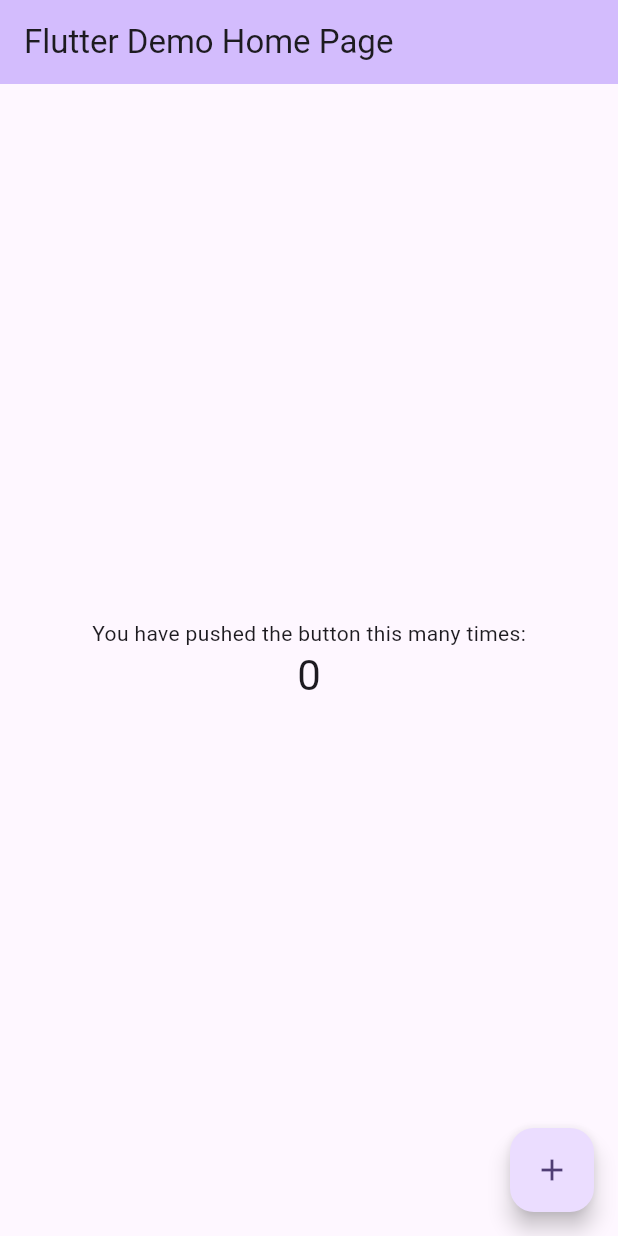
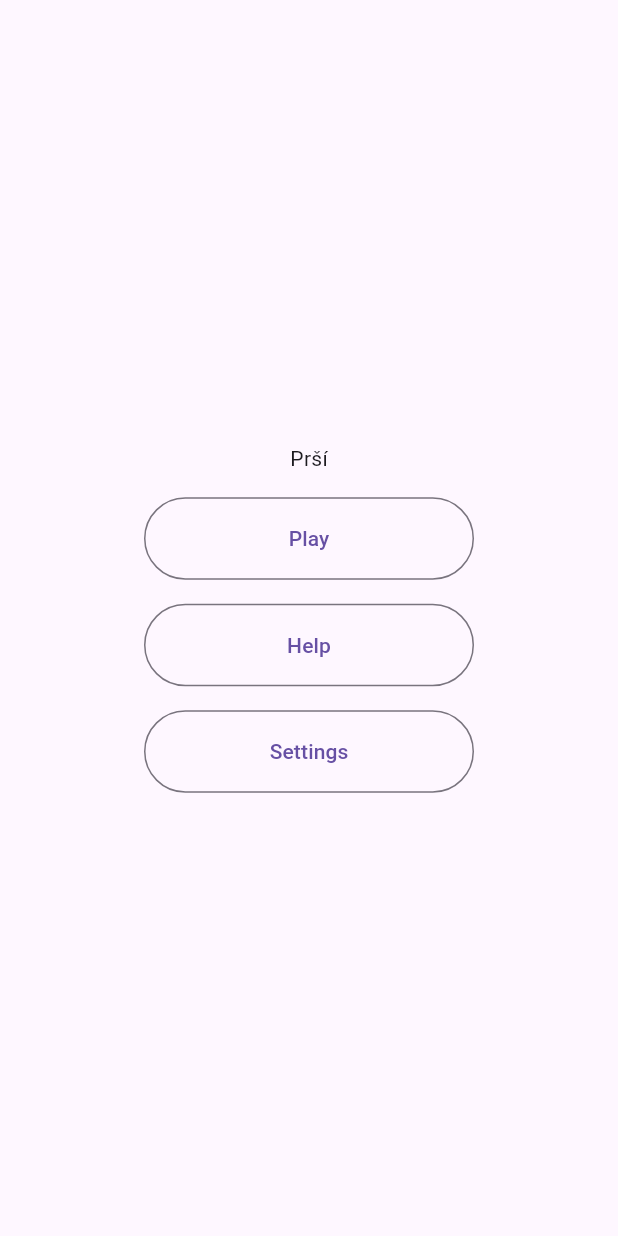
Before and after one commit to Jenson-Bolton/prsi, a Flutter app: the screen it shows after launch, on a phone screen of 412 x 824 dp. Run offline on Flutter 3.47's test engine with Material 3 defaults, Android fonts, the light colour scheme and no system bars.

Commit message:
HomeMenu updated

```diff
--- /dev/null
+++ b/lib/game_page.dart
@@ -0,0 +1,12 @@
+import 'package:flutter/material.dart';
+
+class GamePage extends StatelessWidget {
+	const GamePage({super.key});
+
+	@override
+	Widget build(BuildContext context) {
+		return Scaffold(
+			body: const Center(child: Text('Game goes here'),),
+		);
+	}
+}
--- a/lib/main.dart
+++ b/lib/main.dart
@@ -1,122 +1,96 @@
 import 'package:flutter/material.dart';
+import 'game_page.dart';
 
 void main() {
-  runApp(const MyApp());
+  runApp(const Prsi());
 }
 
-class MyApp extends StatelessWidget {
-  const MyApp({super.key});
+class Prsi extends StatelessWidget {
+	const Prsi({super.key});
 
-  // This widget is the root of your application.
+	// Root of application.
 	@override
 	Widget build(BuildContext context) {
 		return MaterialApp(
-      title: 'Flutter Demo',
+			title: 'Prší',
 			theme: ThemeData(
-        // This is the theme of your application.
-        //
-        // TRY THIS: Try running your application with "flutter run". You'll see
-        // the application has a purple toolbar. Then, without quitting the app,
-        // try changing the seedColor in the colorScheme below to Colors.green
-        // and then invoke "hot reload" (save your changes or press the "hot
-        // reload" button in a Flutter-supported IDE, or press "r" if you used
-        // the command line to start the app).
-        //
-        // Notice that the counter didn't reset back to zero; the application
-        // state is not lost during the reload. To reset the state, use hot
-        // restart instead.
-        //
-        // This works for code too, not just values: Most code changes can be
-        // tested with just a hot reload.
-        colorScheme: .fromSeed(seedColor: Colors.deepPurple),
+				colorScheme: .fromSeed(seedColor: Colors.green),
 			),
-      home: const MyHomePage(title: 'Flutter Demo Home Page'),
+			home: const HomePage(),
 		);
 	}
 }
 
-class MyHomePage extends StatefulWidget {
-  const MyHomePage({super.key, required this.title});
-
-  // This widget is the home page of your application. It is stateful, meaning
-  // that it has a State object (defined below) that contains fields that affect
-  // how it looks.
-
-  // This class is the configuration for the state. It holds the values (in this
-  // case the title) provided by the parent (in this case the App widget) and
-  // used by the build method of the State. Fields in a Widget subclass are
-  // always marked "final".
-
-  final String title;
+class HomePage extends StatelessWidget {
+	const HomePage({super.key});
 
 	@override
-  State<MyHomePage> createState() => _MyHomePageState();
-}
-
-class _MyHomePageState extends State<MyHomePage> {
-  int _counter = 0;
-
-  void _incrementCounter() {
-    setState(() {
-      // This call to setState tells the Flutter framework that something has
-      // changed in this State, which causes it to rerun the build method below
-      // so that the display can reflect the updated values. If we changed
-      // _counter without calling setState(), then the build method would not be
-      // called again, and so nothing would appear to happen.
-      _counter++;
-    });
-  }
-
-  @override
-  Widget build(BuildContext context) {
-    // This method is rerun every time setState is called, for instance as done
-    // by the _incrementCounter method above.
-    //
-    // The Flutter framework has been optimized to make rerunning build methods
-    // fast, so that you can just rebuild anything that needs updating rather
-    // than having to individually change instances of widgets.
-    return Scaffold(
-      appBar: AppBar(
-        // TRY THIS: Try changing the color here to a specific color (to
-        // Colors.amber, perhaps?) and trigger a hot reload to see the AppBar
-        // change color while the other colors stay the same.
-        backgroundColor: Theme.of(context).colorScheme.inversePrimary,
-        // Here we take the value from the MyHomePage object that was created by
-        // the App.build method, and use it to set our appbar title.
-        title: Text(widget.title),
+  	Widget build(BuildContext contxt) {
+		return MaterialApp(
+			home: Scaffold(
+				body: Center(
+					child: HomeMenu(),
 				),
-      body: Center(
-        // Center is a layout widget. It takes a single child and positions it
-        // in the middle of the parent.
-        child: Column(
-          // Column is also a layout widget. It takes a list of children and
-          // arranges them vertically. By default, it sizes itself to fit its
-          // children horizontally, and tries to be as tall as its parent.
-          //
-          // Column has various properties to control how it sizes itself and
-          // how it positions its children. Here we use mainAxisAlignment to
-          // center the children vertically; the main axis here is the vertical
-          // axis because Columns are vertical (the cross axis would be
-          // horizontal).
-          //
-          // TRY THIS: Invoke "debug painting" (choose the "Toggle Debug Paint"
-          // action in the IDE, or press "p" in the console), to see the
-          // wireframe for each widget.
-          mainAxisAlignment: .center,
-          children: [
-            const Text('You have pushed the button this many times:'),
-            Text(
-              '$_counter',
-              style: Theme.of(context).textTheme.headlineMedium,
-            ),
-          ],
-        ),
-      ),
-      floatingActionButton: FloatingActionButton(
-        onPressed: _incrementCounter,
-        tooltip: 'Increment',
-        child: const Icon(Icons.add),
 			),
 		);
 	}
 }
+
+class HomeMenu extends StatelessWidget {
+	const HomeMenu({super.key});
+
+	@override
+  	Widget build(BuildContext context) {
+		return Column(
+        	mainAxisAlignment: MainAxisAlignment.center,
+			spacing: 16,
+			children: <Widget>[
+				Text('Prší'),
+				MenuButton(
+					text: 'Play',
+					onPressed: () {
+						Navigator.push(
+							context,
+							MaterialPageRoute(
+								builder: (context) => const GamePage(),
+							),
+						);
+					},
+				),
+				MenuButton(
+					text: 'Help',
+					onPressed: () {print('Help pressed');},
+				),
+				MenuButton(
+					text: 'Settings',
+					onPressed: () {print('Settings pressed');},
+				),
+			],
+		);
+  	}
+}
+
+class MenuButton extends StatelessWidget {
+	final String text;
+	final VoidCallback onPressed;
+
+	const MenuButton({
+		super.key,
+		required this.text,
+		required this.onPressed,
+	});
+
+	@override
+	Widget build(BuildContext context) {
+		return SizedBox(
+			width: 220,
+			height: 55,
+			child: OutlinedButton(
+				onPressed: onPressed,
+				child: Text(
+					text
+				),
+			),
+		);
+	}
+}
```
Also changed, not shown: 2 other files. Lines whose indentation alone changed are shown as unchanged.
